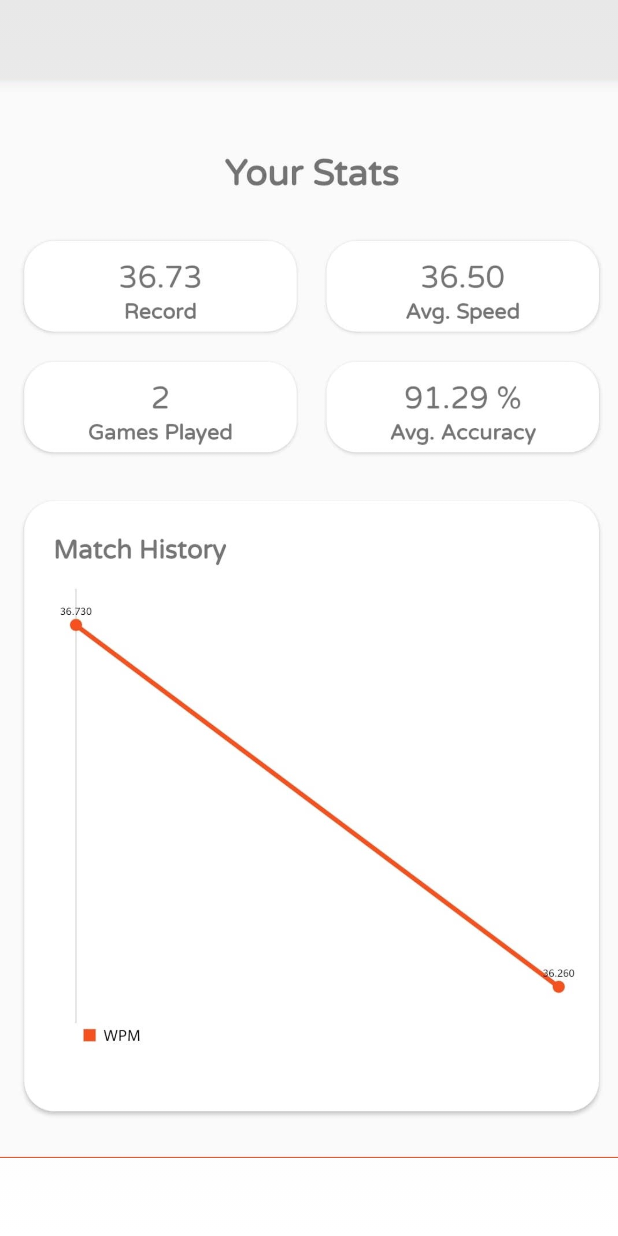
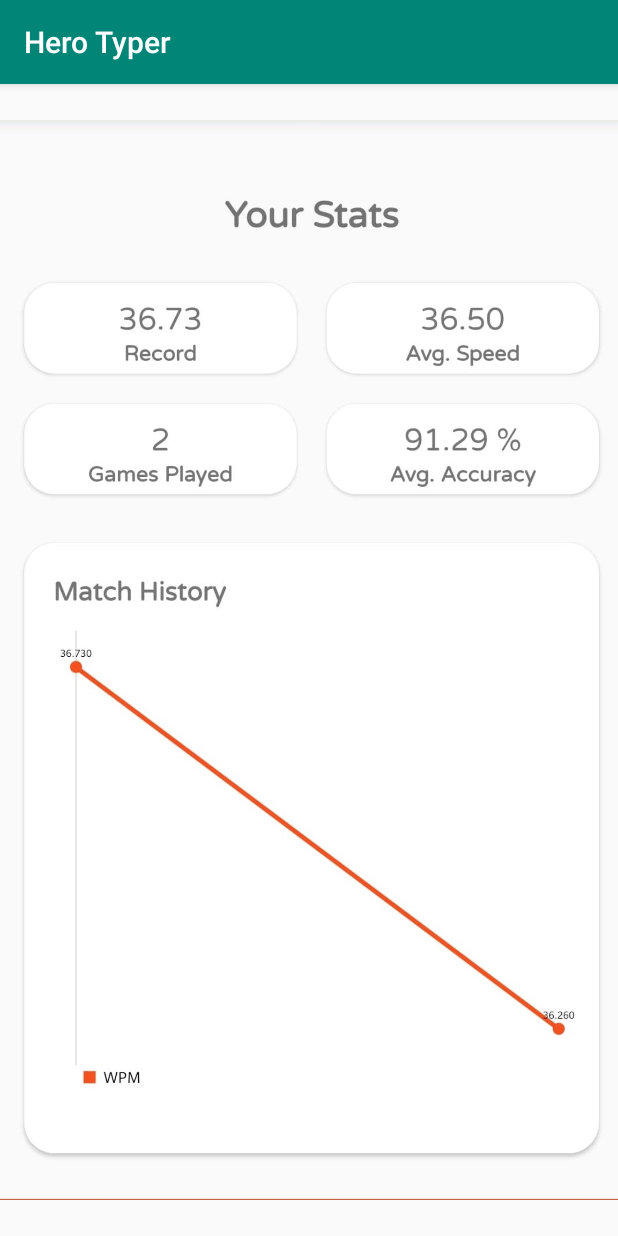
Before and after one commit to alibagher/HeroTyper, an Android app: the StatsActivity screen opened directly, with no data from a screen before it, on a phone screen of 412 x 824 dp. Run offline under Robolectric (Android 15) with nearby library versions, the phone set to English and light mode, and no system bars.

Commit message:
Rest of the Android X conversions

```diff
--- a/app/src/main/AndroidManifest.xml
+++ b/app/src/main/AndroidManifest.xml
@@ -17,7 +17,7 @@
                 android:theme="@style/FullscreenTheme" />
 
         <activity android:name=".activities.StatsActivity"
-                android:theme="@android:style/Theme.Holo.Light.NoActionBar.Fullscreen">
+                android:theme="@style/AppTheme">
         </activity>
         <activity
                 android:name=".activities.WelcomeActivity"
--- a/app/src/main/java/com/phatphoophoo/pdtran/herotyper/activities/GameActivity.kt
+++ b/app/src/main/java/com/phatphoophoo/pdtran/herotyper/activities/GameActivity.kt
@@ -1,6 +1,5 @@
 package com.phatphoophoo.pdtran.herotyper.activities
 
-import android.content.res.Resources
 import android.os.Bundle
 import com.phatphoophoo.pdtran.herotyper.presenters.GameScreenPresenter
 import kotlinx.android.synthetic.main.activity_game.*
--- a/app/src/main/java/com/phatphoophoo/pdtran/herotyper/activities/StatsActivity.kt
+++ b/app/src/main/java/com/phatphoophoo/pdtran/herotyper/activities/StatsActivity.kt
@@ -1,14 +1,13 @@
 package com.phatphoophoo.pdtran.herotyper.activities
 
-import android.app.Activity
+import androidx.appcompat.app.AppCompatActivity
 import android.os.Bundle
 import com.phatphoophoo.pdtran.herotyper.R
 
-class StatsActivity : Activity() {
+class StatsActivity : AppCompatActivity() {
 
     override fun onCreate(savedInstanceState: Bundle?) {
         super.onCreate(savedInstanceState)
         setContentView(R.layout.activity_stats)
-
     }
 }
--- a/app/src/main/res/layout/activity_stats.xml
+++ b/app/src/main/res/layout/activity_stats.xml
@@ -1,7 +1,8 @@
 <?xml version="1.0" encoding="utf-8"?>
-<android.support.constraint.ConstraintLayout xmlns:android="http://schemas.android.com/apk/res/android"
+<androidx.constraintlayout.widget.ConstraintLayout xmlns:android="http://schemas.android.com/apk/res/android"
         xmlns:app="http://schemas.android.com/apk/res-auto"
         xmlns:tools="http://schemas.android.com/tools"
+        android:id="@+id/constraintLayout2"
         android:layout_width="match_parent"
         android:layout_height="match_parent">
 
@@ -9,11 +10,11 @@
             android:id="@+id/fullscreen_content"
             android:layout_width="wrap_content"
             android:layout_height="wrap_content"
+            android:contentDescription="@string/view_stats"
+            android:src="@drawable/fake_stats"
             app:layout_constraintBottom_toBottomOf="parent"
             app:layout_constraintEnd_toEndOf="parent"
             app:layout_constraintStart_toStartOf="parent"
-            app:layout_constraintTop_toTopOf="parent"
-            android:src="@drawable/fake_stats"
-            android:contentDescription="@string/view_stats" />
+            app:layout_constraintTop_toTopOf="parent" />
 
-</android.support.constraint.ConstraintLayout>
+</androidx.constraintlayout.widget.ConstraintLayout>
--- a/build.gradle
+++ b/build.gradle
@@ -8,7 +8,7 @@ buildscript {
 
     }
     dependencies {
-        classpath 'com.android.tools.build:gradle:3.4.1'
+        classpath 'com.android.tools.build:gradle:3.5.1'
         classpath "org.jetbrains.kotlin:kotlin-gradle-plugin:$kotlin_version"
         // NOTE: Do not place your application dependencies here; they belong
         // in the individual module build.gradle files
--- a/gradle.properties
+++ b/gradle.properties
@@ -13,3 +13,6 @@ org.gradle.jvmargs=-Xmx1536m
 # org.gradle.parallel=true
 # Kotlin code style for this project: "official" or "obsolete":
 kotlin.code.style=official
+
+android.useAndroidX=true
+android.enableJetifier=true
```
Also changed, not shown: app/build.gradle (+3 -4 lines), app/src/main/res/layout/game_screen_layout.xml (deleted, +0 -18 lines), gradle/wrapper/gradle-wrapper.properties.
